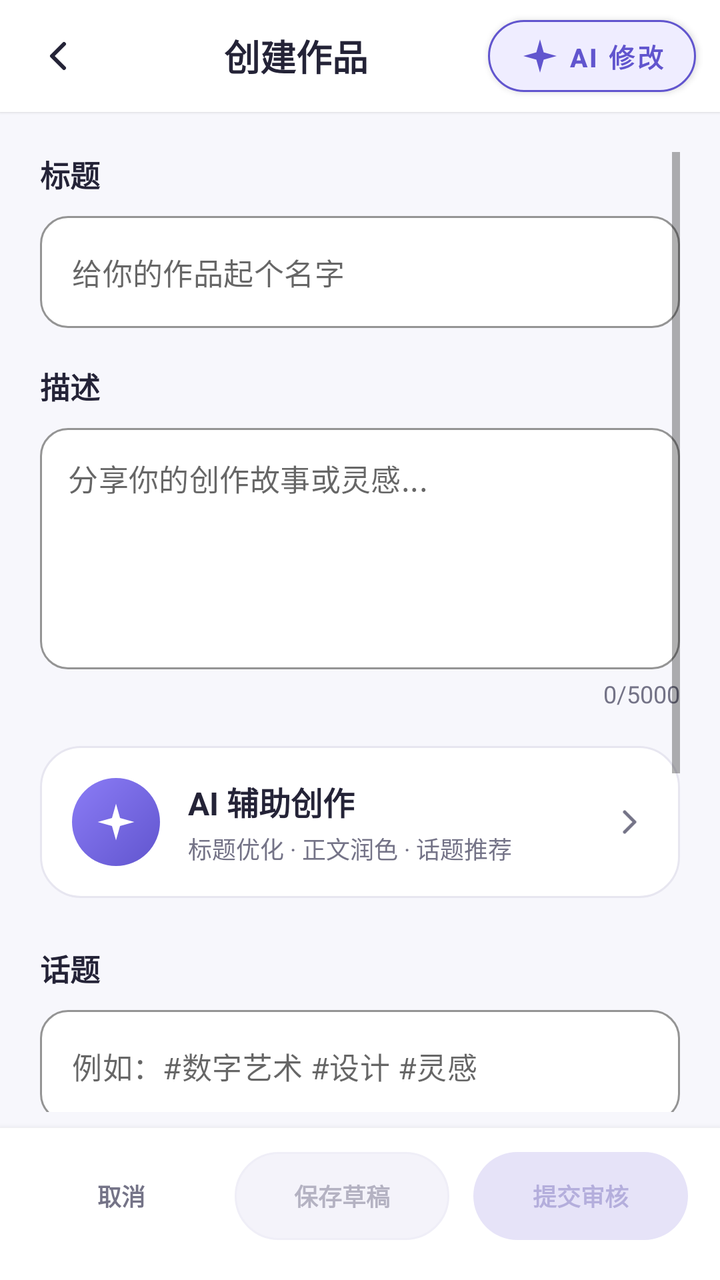
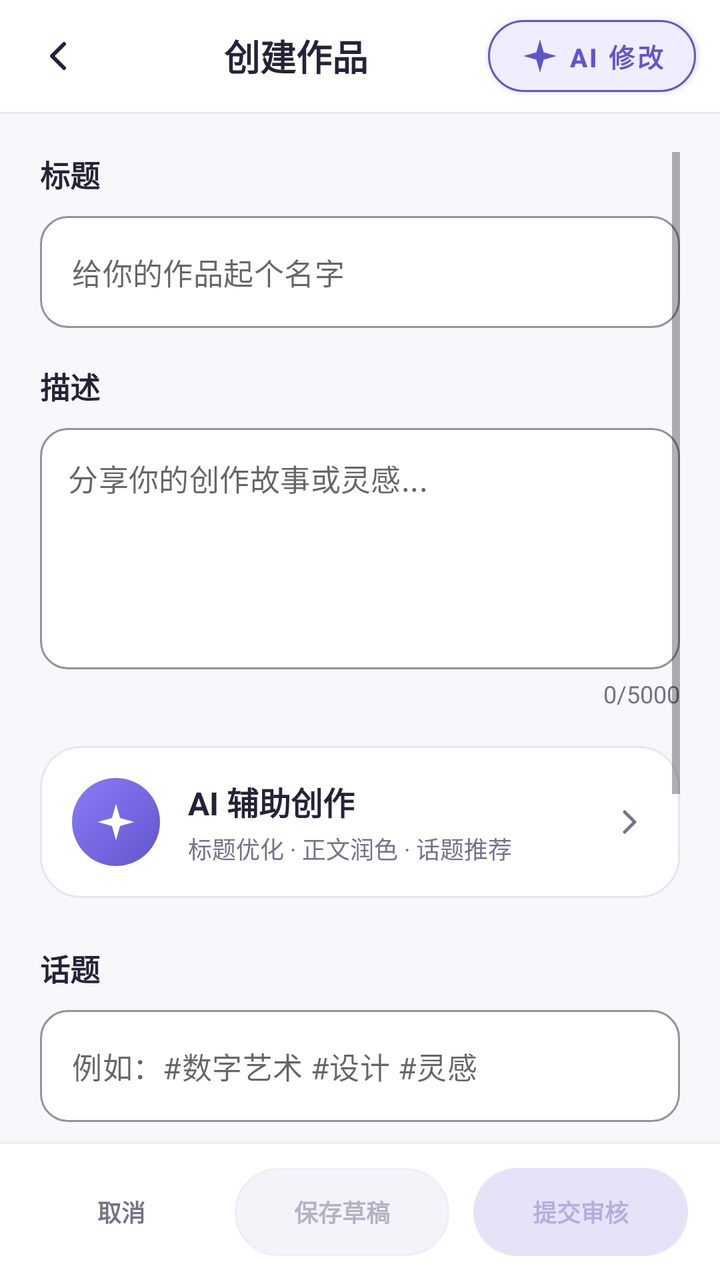

Compare the two renders of this Android layout. The source of the first and the diff that turns it into the second are given below.
<!-- AndroidManifest.xml: activity theme Theme.CreateWork -->
<!-- res/layout/activity_create_work.xml -->
<?xml version="1.0" encoding="utf-8"?>
<LinearLayout xmlns:android="http://schemas.android.com/apk/res/android"
    xmlns:app="http://schemas.android.com/apk/res-auto"
    android:layout_width="match_parent"
    android:layout_height="match_parent"
    android:fitsSystemWindows="true"
    android:orientation="vertical"
    android:background="@color/profile_bg">

    
    <LinearLayout
        android:layout_width="match_parent"
        android:layout_height="56dp"
        android:orientation="horizontal"
        android:gravity="center_vertical"
        android:background="@color/profile_surface"
        android:elevation="1dp">

        <ImageView
            android:id="@+id/btn_back"
            android:layout_width="44dp"
            android:layout_height="44dp"
            android:layout_marginStart="8dp"
            android:padding="10dp"
            android:src="@drawable/profile_back"
            android:contentDescription="@string/back"
            android:background="?attr/selectableItemBackgroundBorderless"
            app:tint="@color/profile_ink" />

        <TextView
            android:id="@+id/create_title"
            android:layout_width="0dp"
            android:layout_height="wrap_content"
            android:layout_weight="1"
            android:text="创建作品"
            android:textSize="18sp"
            android:textStyle="bold"
            android:textColor="@color/profile_ink"
            android:gravity="center" />

        <com.google.android.material.button.MaterialButton
            android:id="@+id/copilot_entry"
            android:layout_width="wrap_content"
            android:layout_height="36dp"
            android:layout_marginEnd="12dp"
            android:gravity="center"
            android:insetTop="0dp"
            android:insetBottom="0dp"
            android:minWidth="0dp"
            android:paddingStart="12dp"
            android:paddingEnd="12dp"
            android:text="AI 修改"
            android:textAllCaps="false"
            android:textColor="@color/profile_accent"
            android:textSize="13sp"
            android:textStyle="bold"
            app:backgroundTint="@color/profile_soft"
            app:cornerRadius="18dp"
            app:icon="@drawable/ic_sparkle"
            app:iconGravity="textStart"
            app:iconPadding="4dp"
            app:iconTint="@color/profile_accent"
            app:rippleColor="@color/accent_ripple"
            app:strokeColor="@color/profile_accent"
            app:strokeWidth="1dp" />
    </LinearLayout>

    <ScrollView
        android:layout_width="match_parent"
        android:layout_height="0dp"
        android:layout_weight="1"
        android:paddingHorizontal="20dp"
        android:paddingTop="20dp"
        android:paddingBottom="8dp">

        <LinearLayout
            android:layout_width="match_parent"
            android:layout_height="wrap_content"
            android:orientation="vertical">

            
            <TextView
                android:layout_width="match_parent"
                android:layout_height="wrap_content"
                android:text="标题"
                android:textSize="15sp"
                android:textColor="@color/profile_ink"
                android:textStyle="bold"
                android:layout_marginBottom="10dp" />

            <com.google.android.material.textfield.TextInputLayout
                android:layout_width="match_parent"
                android:layout_height="wrap_content"
                android:layout_marginBottom="18dp"
                style="@style/Widget.MaterialComponents.TextInputLayout.OutlinedBox"
                app:hintEnabled="false"
                app:boxBackgroundColor="@color/profile_surface"
                app:boxStrokeColor="@color/profile_border"
                app:boxStrokeWidth="1dp"
                app:boxCornerRadiusTopStart="14dp"
                app:boxCornerRadiusTopEnd="14dp"
                app:boxCornerRadiusBottomStart="14dp"
                app:boxCornerRadiusBottomEnd="14dp">

                <com.google.android.material.textfield.TextInputEditText
                    android:id="@+id/et_title"
                    android:layout_width="match_parent"
                    android:layout_height="wrap_content"
                    android:hint="给你的作品起个名字"
                    android:textColor="@color/profile_ink"
                    android:textSize="15sp"
                    android:maxLines="1"
                    android:singleLine="true" />
            </com.google.android.material.textfield.TextInputLayout>

            
            <TextView
                android:layout_width="match_parent"
                android:layout_height="wrap_content"
                android:text="描述"
                android:textSize="15sp"
                android:textColor="@color/profile_ink"
                android:textStyle="bold"
                android:layout_marginBottom="10dp" />

            <com.google.android.material.textfield.TextInputLayout
                android:layout_width="match_parent"
                android:layout_height="wrap_content"
                style="@style/Widget.MaterialComponents.TextInputLayout.OutlinedBox"
                app:hintEnabled="false"
                app:boxBackgroundColor="@color/profile_surface"
                app:boxStrokeColor="@color/profile_border"
                app:boxStrokeWidth="1dp"
                app:boxCornerRadiusTopStart="14dp"
                app:boxCornerRadiusTopEnd="14dp"
                app:boxCornerRadiusBottomStart="14dp"
                app:boxCornerRadiusBottomEnd="14dp">

                <com.google.android.material.textfield.TextInputEditText
                    android:id="@+id/et_description"
                    android:layout_width="match_parent"
                    android:layout_height="wrap_content"
                    android:minLines="5"
                    android:hint="分享你的创作故事或灵感..."
                    android:textColor="@color/profile_ink"
                    android:textSize="15sp"
                    android:gravity="top"
                    android:padding="14dp"
                    android:inputType="textMultiLine" />
            </com.google.android.material.textfield.TextInputLayout>

            
            <TextView
                android:id="@+id/tv_char_count"
                android:layout_width="match_parent"
                android:layout_height="wrap_content"
                android:text="0/5000"
                android:textSize="12sp"
                android:textColor="@color/profile_muted"
                android:gravity="end"
                android:layout_marginTop="4dp"
                android:layout_marginBottom="18dp" />

            
            <LinearLayout
                android:id="@+id/creation_assist_actions"
                android:layout_width="match_parent"
                android:layout_height="wrap_content"
                android:layout_marginBottom="16dp"
                android:orientation="horizontal"
                android:visibility="gone">
                <com.google.android.material.button.MaterialButton
                    android:id="@+id/creation_assist_accept"
                    android:layout_width="0dp"
                    android:layout_height="wrap_content"
                    android:layout_weight="1"
                    android:layout_marginHorizontal="3dp"
                    android:minHeight="48dp"
                    android:minWidth="0dp"
                    android:paddingHorizontal="8dp"
                    android:text="接受"
                    android:textSize="14sp"
                    android:textAllCaps="false"
                    android:textColor="#FFFFFF"
                    app:backgroundTint="#23834B"
                    app:cornerRadius="10dp" />
                <com.google.android.material.button.MaterialButton
                    android:id="@+id/creation_assist_undo"
                    android:layout_width="0dp"
                    android:layout_height="wrap_content"
                    android:layout_weight="1"
                    android:layout_marginHorizontal="3dp"
                    android:minHeight="48dp"
                    android:minWidth="0dp"
                    android:paddingHorizontal="8dp"
                    android:text="撤销"
                    android:textSize="14sp"
                    android:textAllCaps="false"
                    android:textColor="#FFFFFF"
                    app:backgroundTint="#C63F43"
                    app:cornerRadius="10dp" />
                <com.google.android.material.button.MaterialButton
                    android:id="@+id/creation_assist_refine"
                    android:layout_width="0dp"
                    android:layout_height="wrap_content"
                    android:layout_weight="1"
                    android:layout_marginHorizontal="3dp"
                    android:minHeight="48dp"
                    android:minWidth="0dp"
                    android:paddingHorizontal="8dp"
                    android:text="继续修改"
                    android:textSize="14sp"
                    android:textAllCaps="false"
                    android:textColor="#FFFFFF"
                    app:backgroundTint="#626974"
                    app:cornerRadius="10dp" />
            </LinearLayout>

            <TextView
                android:id="@+id/creation_status"
                android:layout_width="match_parent"
                android:layout_height="wrap_content"
                android:padding="12dp"
                android:accessibilityLiveRegion="polite"
                android:textColor="@color/profile_muted"
                android:visibility="gone" />

            
            <LinearLayout
                android:id="@+id/creation_assist"
                android:layout_width="match_parent"
                android:layout_height="wrap_content"
                android:orientation="horizontal"
                android:gravity="center_vertical"
                android:background="@drawable/bg_ai_entry_card"
                android:foreground="?attr/selectableItemBackground"
                android:clickable="true"
                android:focusable="true"
                android:padding="16dp">

                <FrameLayout
                    android:layout_width="44dp"
                    android:layout_height="44dp"
                    android:background="@drawable/bg_ai_icon_circle">

                    <ImageView
                        android:layout_width="22dp"
                        android:layout_height="22dp"
                        android:layout_gravity="center"
                        android:src="@drawable/ic_sparkle"
                        android:contentDescription="@string/ai_creation_title" />
                </FrameLayout>

                <LinearLayout
                    android:layout_width="0dp"
                    android:layout_height="wrap_content"
                    android:layout_weight="1"
                    android:orientation="vertical"
                    android:layout_marginStart="14dp">

                    <TextView
                        android:layout_width="wrap_content"
                        android:layout_height="wrap_content"
                        android:text="@string/ai_creation_title"
                        android:textSize="16sp"
                        android:textStyle="bold"
                        android:textColor="@color/profile_ink" />

                    <TextView
                        android:layout_width="wrap_content"
                        android:layout_height="wrap_content"
                        android:layout_marginTop="3dp"
                        android:text="@string/ai_creation_entry_subtitle"
                        android:textSize="12sp"
                        android:textColor="@color/profile_muted" />
                </LinearLayout>

                <ImageView
                    android:layout_width="20dp"
                    android:layout_height="20dp"
                    android:rotationY="180"
                    android:src="@drawable/profile_back"
                    app:tint="@color/profile_muted"
                    android:contentDescription="@string/back" />
            </LinearLayout>

            <TextView
                android:id="@+id/creation_assist_status"
                android:layout_width="match_parent"
                android:layout_height="wrap_content"
                android:layout_marginTop="10dp"
                android:paddingStart="14dp"
                android:paddingEnd="14dp"
                android:paddingTop="10dp"
                android:paddingBottom="10dp"
                android:background="@drawable/bg_status_soft"
                android:accessibilityLiveRegion="polite"
                android:textSize="12sp"
                android:textColor="@color/profile_accent"
                android:visibility="gone" />

            
            <TextView
                android:id="@+id/creation_assist_stream"
                android:layout_width="match_parent"
                android:layout_height="wrap_content"
                android:layout_marginTop="8dp"
                android:padding="12dp"
                android:background="@drawable/edittext_rounded_bg"
                android:textSize="14sp"
                android:textColor="@color/profile_ink"
                android:lineSpacingExtra="4dp"
                android:visibility="gone" />

            
            <LinearLayout
                android:layout_width="match_parent"
                android:layout_height="wrap_content"
                android:layout_marginTop="6dp"
                android:layout_marginBottom="18dp"
                android:orientation="horizontal">

                <Button
                    android:id="@+id/creation_retry"
                    android:layout_width="0dp"
                    android:layout_height="40dp"
                    android:layout_weight="1"
                    android:background="@android:color/transparent"
                    android:text="@string/creation_retry_read"
                    android:textAllCaps="false"
                    android:textColor="@color/profile_accent"
                    android:textSize="12sp"
                    android:textStyle="bold"
                    android:visibility="gone" />

                <Button
                    android:id="@+id/creation_my_works"
                    android:layout_width="0dp"
                    android:layout_height="40dp"
                    android:layout_weight="1"
                    android:background="@android:color/transparent"
                    android:text="@string/creation_check_my_works"
                    android:textAllCaps="false"
                    android:textColor="@color/profile_accent"
                    android:textSize="12sp"
                    android:textStyle="bold"
                    android:visibility="gone" />

                <Button
                    android:id="@+id/creation_assist_cancel"
                    android:layout_width="0dp"
                    android:layout_height="40dp"
                    android:layout_weight="1"
                    android:background="@android:color/transparent"
                    android:text="停止生成"
                    android:textAllCaps="false"
                    android:textColor="@color/profile_muted"
                    android:textSize="12sp"
                    android:visibility="gone" />
            </LinearLayout>

            
            <TextView
                android:layout_width="match_parent"
                android:layout_height="wrap_content"
                android:text="话题"
                android:textSize="15sp"
                android:textColor="@color/profile_ink"
                android:textStyle="bold"
                android:layout_marginBottom="10dp" />

            <com.google.android.material.textfield.TextInputLayout
                android:layout_width="match_parent"
                android:layout_height="wrap_content"
                android:layout_marginBottom="18dp"
                style="@style/Widget.MaterialComponents.TextInputLayout.OutlinedBox"
                app:hintEnabled="false"
                app:boxBackgroundColor="@color/profile_surface"
                app:boxStrokeColor="@color/profile_border"
                app:boxStrokeWidth="1dp"
                app:boxCornerRadiusTopStart="14dp"
                app:boxCornerRadiusTopEnd="14dp"
                app:boxCornerRadiusBottomStart="14dp"
                app:boxCornerRadiusBottomEnd="14dp">

                <com.google.android.material.textfield.TextInputEditText
                    android:id="@+id/et_hashtags"
                    android:layout_width="match_parent"
                    android:layout_height="wrap_content"
                    android:hint="例如：#数字艺术 #设计 #灵感"
                    android:textColor="@color/profile_ink"
                    android:textSize="15sp"
                    android:maxLines="2" />
            </com.google.android.material.textfield.TextInputLayout>

            
            <TextView
                android:layout_width="match_parent"
                android:layout_height="wrap_content"
                android:text="添加媒体"
                android:textSize="15sp"
                android:textColor="@color/profile_ink"
                android:textStyle="bold"
                android:layout_marginBottom="10dp" />

            <LinearLayout
                android:layout_width="match_parent"
                android:layout_height="wrap_content"
                android:orientation="horizontal"
                android:layout_marginBottom="12dp">

                <com.google.android.material.button.MaterialButton
                    android:id="@+id/btn_add_image"
                    android:layout_width="0dp"
                    android:layout_height="74dp"
                    android:layout_weight="1"
                    android:layout_marginEnd="8dp"
                    style="@style/Widget.MaterialComponents.Button.OutlinedButton"
                    android:background="@drawable/bg_add_media_tile"
                    app:backgroundTint="@null"
                    app:icon="@drawable/plus"
                    app:iconTint="@color/profile_accent"
                    android:text="添加图片"
                    android:textAllCaps="false"
                    android:textColor="@color/profile_accent"
                    android:textSize="14sp"
                    android:textStyle="bold" />

                <com.google.android.material.button.MaterialButton
                    android:id="@+id/btn_add_video"
                    android:layout_width="0dp"
                    android:layout_height="74dp"
                    android:layout_weight="1"
                    android:layout_marginStart="8dp"
                    style="@style/Widget.MaterialComponents.Button.OutlinedButton"
                    android:background="@drawable/bg_add_media_tile"
                    app:backgroundTint="@null"
                    app:icon="@drawable/plus"
                    app:iconTint="@color/profile_accent"
                    android:text="添加视频"
                    android:textAllCaps="false"
                    android:textColor="@color/profile_accent"
                    android:textSize="14sp"
                    android:textStyle="bold" />
            </LinearLayout>

            
            <LinearLayout
                android:id="@+id/media_preview_container"
                android:layout_width="match_parent"
                android:layout_height="wrap_content"
                android:orientation="horizontal"
                android:layout_marginBottom="6dp"
                android:minHeight="96dp" />

            
            <TextView
                android:id="@+id/tv_media_count"
                android:layout_width="match_parent"
                android:layout_height="wrap_content"
                android:text="0 张图片"
                android:textSize="12sp"
                android:textColor="@color/profile_muted"
                android:layout_marginBottom="24dp" />
        </LinearLayout>
    </ScrollView>

    
    <LinearLayout
        android:id="@+id/bottom_actions"
        android:layout_width="match_parent"
        android:layout_height="wrap_content"
        android:orientation="horizontal"
        android:gravity="center_vertical"
        android:background="@color/profile_surface"
        android:elevation="6dp"
        android:paddingHorizontal="16dp"
        android:paddingTop="12dp"
        android:paddingBottom="20dp">

        <Button
            android:id="@+id/btn_cancel"
            android:layout_width="0dp"
            android:layout_height="44dp"
            android:layout_weight="1"
            android:layout_marginEnd="8dp"
            android:background="@android:color/transparent"
            android:text="取消"
            android:textAllCaps="false"
            android:textColor="@color/btn_ghost_text"
            android:textSize="12sp"
            android:textStyle="bold"
            android:maxLines="1"
            android:minWidth="0dp"
            android:paddingHorizontal="6dp"
            android:autoSizeTextType="uniform"
            android:autoSizeMinTextSize="9sp"
            android:autoSizeMaxTextSize="12sp"
            android:autoSizeStepGranularity="1sp" />

        <Button
            android:id="@+id/btn_save"
            android:layout_width="0dp"
            android:layout_height="44dp"
            android:layout_weight="1.2"
            android:layout_marginHorizontal="4dp"
            android:background="@drawable/bg_button_secondary"
            app:backgroundTint="@null"
            android:text="保存草稿"
            android:textAllCaps="false"
            android:textColor="@color/btn_secondary_text"
            android:textSize="12sp"
            android:textStyle="bold"
            android:maxLines="1"
            android:minWidth="0dp"
            android:paddingHorizontal="6dp"
            android:autoSizeTextType="uniform"
            android:autoSizeMinTextSize="9sp"
            android:autoSizeMaxTextSize="12sp"
            android:autoSizeStepGranularity="1sp"
            android:enabled="false" />

        <Button
            android:id="@+id/btn_publish"
            android:layout_width="0dp"
            android:layout_height="44dp"
            android:layout_weight="1.2"
            android:layout_marginStart="8dp"
            android:background="@drawable/bg_button_primary"
            app:backgroundTint="@null"
            android:text="提交审核"
            android:textAllCaps="false"
            android:textColor="@color/btn_primary_text"
            android:textSize="12sp"
            android:textStyle="bold"
            android:maxLines="1"
            android:minWidth="0dp"
            android:paddingHorizontal="6dp"
            android:autoSizeTextType="uniform"
            android:autoSizeMinTextSize="9sp"
            android:autoSizeMaxTextSize="12sp"
            android:autoSizeStepGranularity="1sp"
            android:enabled="false" />
    </LinearLayout>
</LinearLayout>
<!-- resources referenced by this layout -->
<resources>
  <color name="accent_ripple">#1F6155CE</color>
  <color name="profile_accent">#6155CE</color>
  <color name="profile_bg">#F7F7FC</color>
  <color name="profile_border">#E7E6F0</color>
  <color name="profile_ink">#242337</color>
  <color name="profile_muted">#747387</color>
  <color name="profile_soft">#EFEDFF</color>
  <color name="profile_surface">#FFFFFF</color>
  <!-- drawable bg_ai_entry_card (drawable) -->
  <?xml version="1.0" encoding="utf-8"?>
  <shape xmlns:android="http://schemas.android.com/apk/res/android"
      android:shape="rectangle">
      <solid android:color="@color/profile_surface" />
      <stroke android:width="1dp" android:color="@color/profile_border" />
      <corners android:radius="20dp" />
  </shape>
  <!-- drawable bg_ai_icon_circle (drawable) -->
  <?xml version="1.0" encoding="utf-8"?>
  <shape xmlns:android="http://schemas.android.com/apk/res/android"
      android:shape="oval">
      <gradient
          android:startColor="@color/profile_accent"
          android:endColor="#8B7CF6"
          android:angle="135" />
  </shape>
  <!-- drawable bg_button_primary (drawable) -->
  <?xml version="1.0" encoding="utf-8"?>
  <selector xmlns:android="http://schemas.android.com/apk/res/android">
      <item android:state_enabled="true">
          <shape android:shape="rectangle">
              <solid android:color="@color/profile_accent" />
              <corners android:radius="@dimen/radius_pill" />
          </shape>
      </item>
      <item>
          <shape android:shape="rectangle">
              <solid android:color="#E6E3F8" />
              <corners android:radius="@dimen/radius_pill" />
          </shape>
      </item>
  </selector>
  <!-- drawable bg_status_soft (drawable) -->
  <?xml version="1.0" encoding="utf-8"?>
  <shape xmlns:android="http://schemas.android.com/apk/res/android"
      android:shape="rectangle">
      <solid android:color="@color/profile_soft" />
      <corners android:radius="12dp" />
  </shape>
  <!-- drawable edittext_rounded_bg (drawable) -->
  <?xml version="1.0" encoding="utf-8"?>
  <shape xmlns:android="http://schemas.android.com/apk/res/android"
      android:shape="rectangle">
      <solid android:color="@color/gray_100" />
      <corners android:radius="16dp" /> 
      <stroke
          android:width="1dp"
          android:color="@color/gray_300" />
  </shape>
  <!-- drawable ic_sparkle (drawable) -->
  <?xml version="1.0" encoding="utf-8"?>
  <vector xmlns:android="http://schemas.android.com/apk/res/android"
      android:width="20dp"
      android:height="20dp"
      android:viewportWidth="24"
      android:viewportHeight="24">
      <path
          android:fillColor="#FFFFFF"
          android:pathData="M12,2 L14.2,9.8 L22,12 L14.2,14.2 L12,22 L9.8,14.2 L2,12 L9.8,9.8 Z" />
  </vector>
  <!-- drawable profile_back (drawable) -->
  <?xml version="1.0" encoding="utf-8"?>
  <vector xmlns:android="http://schemas.android.com/apk/res/android" android:width="24dp" android:height="24dp" android:viewportWidth="24" android:viewportHeight="24">
      <path android:fillColor="@android:color/transparent" android:strokeColor="#242337" android:strokeWidth="2" android:strokeLineCap="round" android:strokeLineJoin="round" android:pathData="M14,6L8,12L14,18"/>
  </vector>
  <string name="ai_creation_entry_subtitle">标题优化 · 正文润色 · 话题推荐</string>
  <string name="ai_creation_title">AI 辅助创作</string>
  <string name="back">返回</string>
  <string name="creation_check_my_works">查看我的作品</string>
  <string name="creation_retry_read">重新核对作品状态</string>
  <dimen name="radius_pill">22dp</dimen>
  <color name="gray_100">#FFF5F5F5</color>
  <color name="gray_300">#FFE0E0E0</color>
  <color name="brand_violet_deep">#FF4A3FB8</color>
  <color name="white">#FFFFFFFF</color>
  <color name="brand_violet_light">#FF8B7FF5</color>
  <color name="profile_error">#B3261E</color>
  <!-- unchanged entries left out for length: 4 -->
</resources>

<!-- the commit's change to res/layout/activity_create_work.xml (unified diff, before → after) -->
@@ -476,7 +476,7 @@
         android:elevation="6dp"
         android:paddingHorizontal="16dp"
         android:paddingTop="12dp"
-        android:paddingBottom="20dp">
+        android:paddingBottom="12dp">
 
         <Button
             android:id="@+id/btn_cancel"
